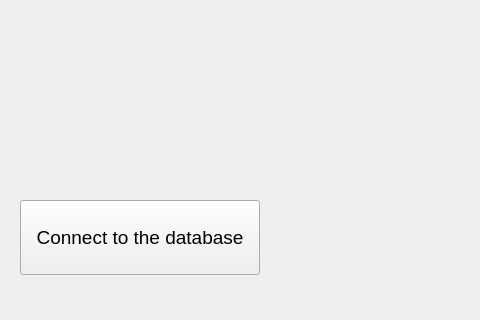
Old version of the form mainwindow.ui in the repository sebastiancial/bm; both pictures show x 0 to 480 and y 280 to 600 of the 800 by 600 pixel window.
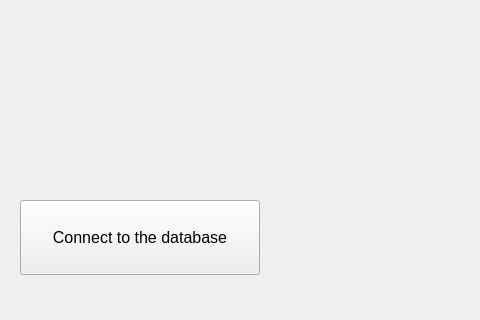
New version of the form.

Patch:
```diff
--- a/mainwindow.ui
+++ b/mainwindow.ui
@@ -43,7 +43,7 @@
     </property>
     <property name="font">
      <font>
-      <pointsize>14</pointsize>
+      <pointsize>12</pointsize>
       <weight>50</weight>
       <bold>false</bold>
      </font>
```
